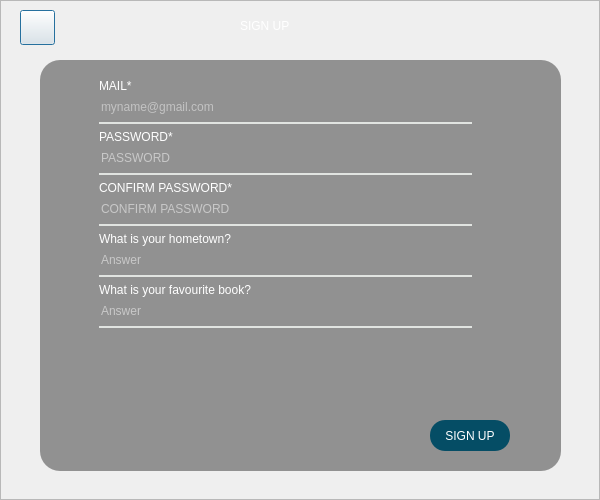
The window that EVENT EASE PROJECT/signup.ui (arylhazard/event_ease) describes before a commit, drawn with Qt 5.
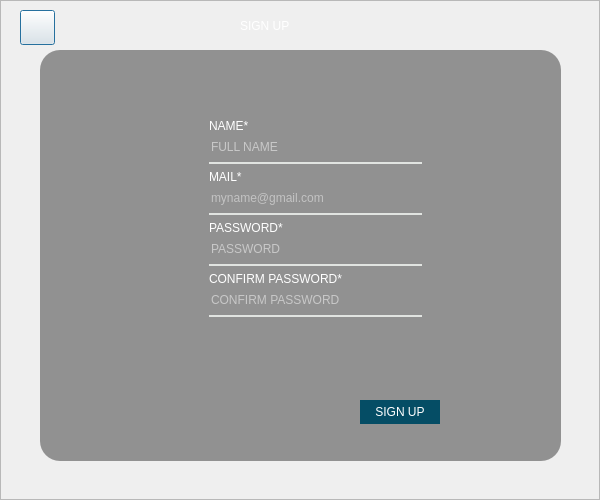
The same window after the commit. Icons and pictures are not drawn.

The edit to the form file:
```diff
--- a/EVENT EASE PROJECT/signup.ui
+++ b/EVENT EASE PROJECT/signup.ui
@@ -66,7 +66,7 @@
       <property name="geometry">
        <rect>
         <x>40</x>
-        <y>60</y>
+        <y>50</y>
         <width>521</width>
         <height>411</height>
        </rect>
@@ -102,10 +102,10 @@
      <widget class="QFrame" name="frame_2">
       <property name="geometry">
        <rect>
-        <x>90</x>
-        <y>70</y>
-        <width>391</width>
-        <height>341</height>
+        <x>200</x>
+        <y>110</y>
+        <width>231</width>
+        <height>271</height>
        </rect>
       </property>
       <property name="styleSheet">
@@ -120,6 +120,37 @@
       </property>
       <layout class="QFormLayout" name="formLayout">
        <item row="0" column="0">
+        <widget class="QLabel" name="label_4">
+         <property name="styleSheet">
+          <string notr="true">font: 700 13pt &quot;Myriad Pro Cond&quot;;
+color:rgba(255,255,255,255)</string>
+         </property>
+         <property name="text">
+          <string>NAME*</string>
+         </property>
+        </widget>
+       </item>
+       <item row="1" column="0" colspan="2">
+        <widget class="QLineEdit" name="name">
+         <property name="styleSheet">
+          <string notr="true">background-color: rgba(0,0,0,0);
+border: none;
+border-bottom: 2px solid rgba(225,228,225,255);
+color: rgba(255,255,255,255);
+padding-bottom: 7px;
+font-color:rgba(255,255,255,255);
+font: 700 11pt &quot;Myriad Pro Cond&quot;;
+</string>
+         </property>
+         <property name="text">
+          <string/>
+         </property>
+         <property name="placeholderText">
+          <string>FULL NAME</string>
+         </property>
+        </widget>
+       </item>
+       <item row="2" column="0">
         <widget class="QLabel" name="label_5">
          <property name="styleSheet">
           <string notr="true">font: 700 13pt &quot;Myriad Pro Cond&quot;;
@@ -130,7 +161,7 @@
          </property>
         </widget>
        </item>
-       <item row="1" column="0" colspan="2">
+       <item row="3" column="0" colspan="2">
         <widget class="QLineEdit" name="mail">
          <property name="styleSheet">
           <string notr="true">background-color: rgba(0,0,0,0);
@@ -147,7 +178,7 @@
          </property>
         </widget>
        </item>
-       <item row="2" column="0">
+       <item row="4" column="0">
         <widget class="QLabel" name="label_6">
          <property name="styleSheet">
           <string notr="true">font: 700 13pt &quot;Myriad Pro Cond&quot;;
@@ -158,7 +189,7 @@
          </property>
         </widget>
        </item>
-       <item row="3" column="0" colspan="2">
+       <item row="5" column="0" colspan="2">
         <widget class="QLineEdit" name="pass">
          <property name="styleSheet">
           <string notr="true">background-color: rgba(0,0,0,0);
@@ -181,7 +212,7 @@
          </property>
         </widget>
        </item>
-       <item row="4" column="0">
+       <item row="6" column="0">
         <widget class="QLabel" name="label_7">
          <property name="styleSheet">
           <string notr="true">font: 700 13pt &quot;Myriad Pro Cond&quot;;
@@ -192,7 +223,7 @@
          </property>
         </widget>
        </item>
-       <item row="6" column="0" colspan="2">
+       <item row="7" column="0" colspan="2">
         <widget class="QLineEdit" name="cpass">
          <property name="styleSheet">
           <string notr="true">background-color: rgba(0,0,0,0);
@@ -215,62 +246,6 @@
          </property>
         </widget>
        </item>
-       <item row="7" column="0">
-        <widget class="QLabel" name="label_4">
-         <property name="styleSheet">
-          <string notr="true">font: 700 13pt &quot;Myriad Pro Cond&quot;;
-color:rgba(255,255,255,255)</string>
-         </property>
-         <property name="text">
-          <string>What is your hometown?</string>
-         </property>
-        </widget>
-       </item>
-       <item row="9" column="0" colspan="2">
-        <widget class="QLineEdit" name="home">
-         <property name="styleSheet">
-          <string notr="true">background-color: rgba(0,0,0,0);
-border: none;
-border-bottom: 2px solid rgba(225,228,225,255);
-color: rgba(255,255,255,255);
-padding-bottom: 7px;
-font-color:rgba(255,255,255,255);
-font: 700 11pt &quot;Myriad Pro Cond&quot;;
-</string>
-         </property>
-         <property name="placeholderText">
-          <string>Answer</string>
-         </property>
-        </widget>
-       </item>
-       <item row="10" column="0">
-        <widget class="QLabel" name="label_8">
-         <property name="styleSheet">
-          <string notr="true">font: 700 13pt &quot;Myriad Pro Cond&quot;;
-color:rgba(255,255,255,255)</string>
-         </property>
-         <property name="text">
-          <string>What is your favourite book?</string>
-         </property>
-        </widget>
-       </item>
-       <item row="11" column="0" colspan="2">
-        <widget class="QLineEdit" name="book">
-         <property name="styleSheet">
-          <string notr="true">background-color: rgba(0,0,0,0);
-border: none;
-border-bottom: 2px solid rgba(225,228,225,255);
-color: rgba(255,255,255,255);
-padding-bottom: 7px;
-font-color:rgba(255,255,255,255);
-font: 700 11pt &quot;Myriad Pro Cond&quot;;
-</string>
-         </property>
-         <property name="placeholderText">
-          <string>Answer</string>
-         </property>
-        </widget>
-       </item>
       </layout>
      </widget>
      <widget class="QPushButton" name="pushButton_back1">
@@ -303,10 +278,10 @@
      <widget class="QPushButton" name="pushButton_Signup">
       <property name="geometry">
        <rect>
-        <x>430</x>
-        <y>420</y>
+        <x>360</x>
+        <y>400</y>
         <width>80</width>
-        <height>31</height>
+        <height>24</height>
        </rect>
       </property>
       <property name="cursor">
@@ -316,7 +291,6 @@
        <string notr="true">QPushButton
 {
 border: none;
-border-radius:15px;
 color: rgba(255,255,255,255);
 background-color: rgb(5, 77, 101);
 font : 700 12pt &quot;Myriad Pro Cond&quot;;
```
Left out of the diff: 2 changed lines with no effect on the pictures.
